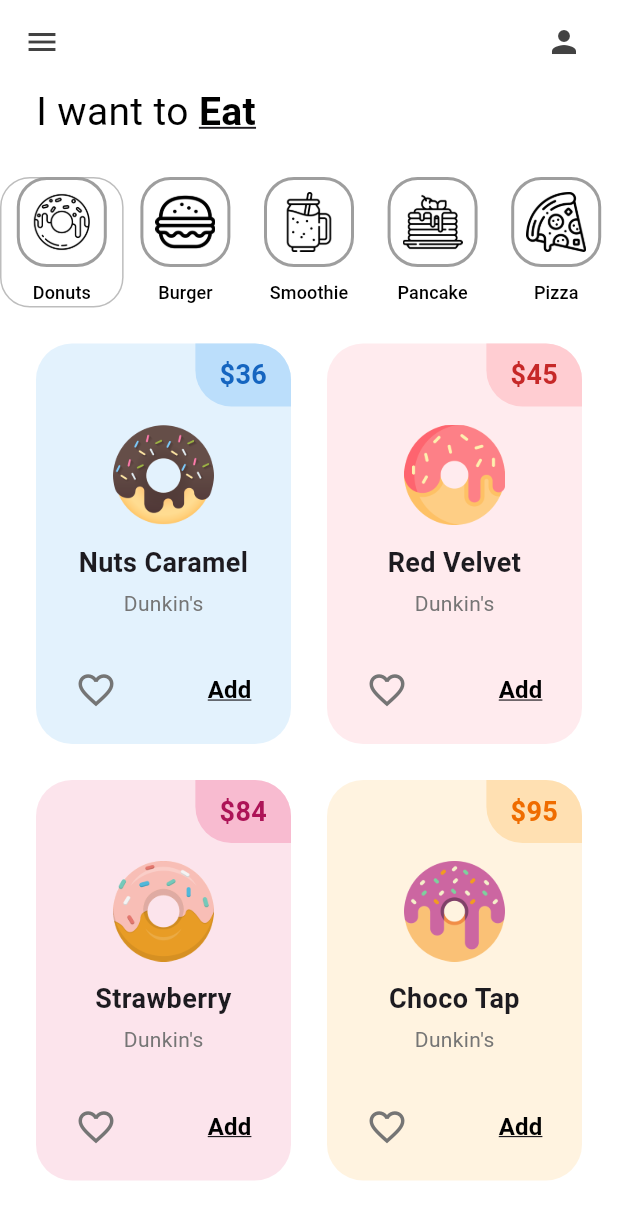
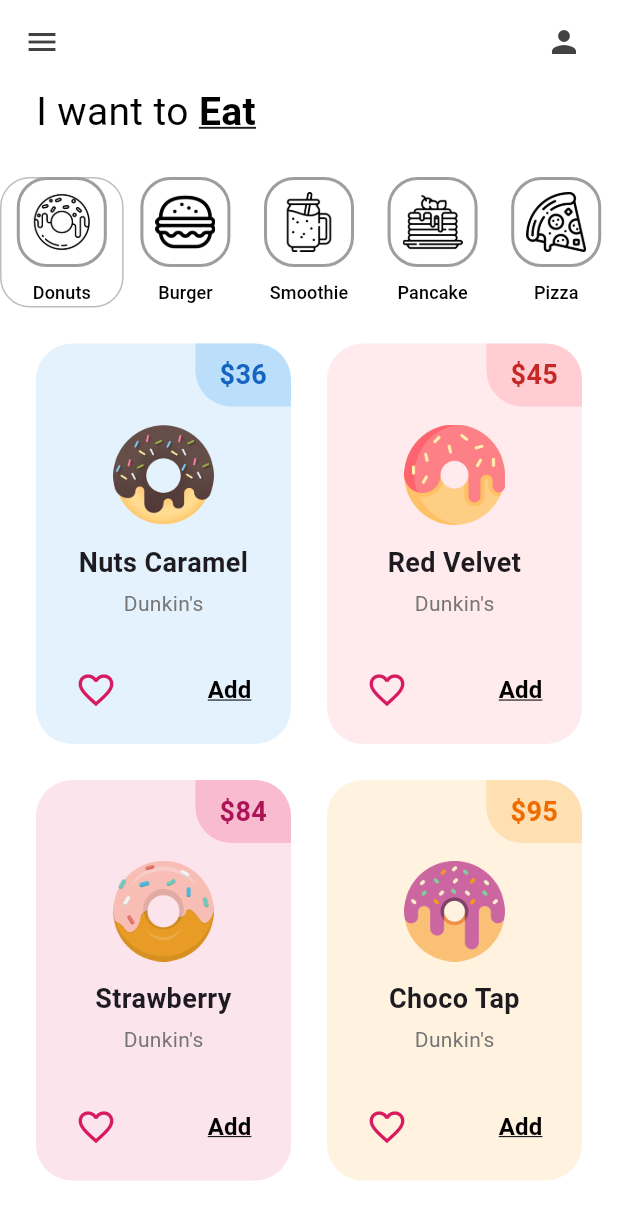
Before and after one commit to SaulCC23/donas, a Flutter app: the screen it shows after launch, on a phone screen of 412 x 824 dp. Shown: the top 1220 px of the screen. Run offline on Flutter 3.47's test engine with Material 3 defaults, Android fonts, the phone set to English and light mode, and no system bars.

```diff
--- a/lib/utils/donut_tile.dart
+++ b/lib/utils/donut_tile.dart
@@ -100,7 +100,7 @@ class DonutTile extends StatelessWidget {
                     onPressed: () {},
                     icon: Icon(
                       Icons.favorite_border,
-                      color: Colors.grey[600],
+                      color: Colors.pink[600],
                     ),
                     iconSize: 28,
                   ),
```
